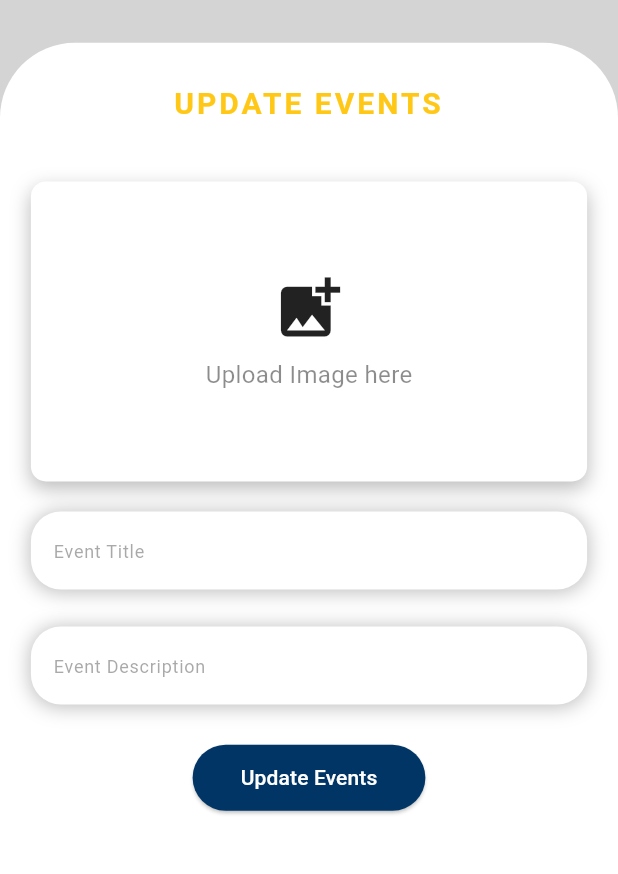
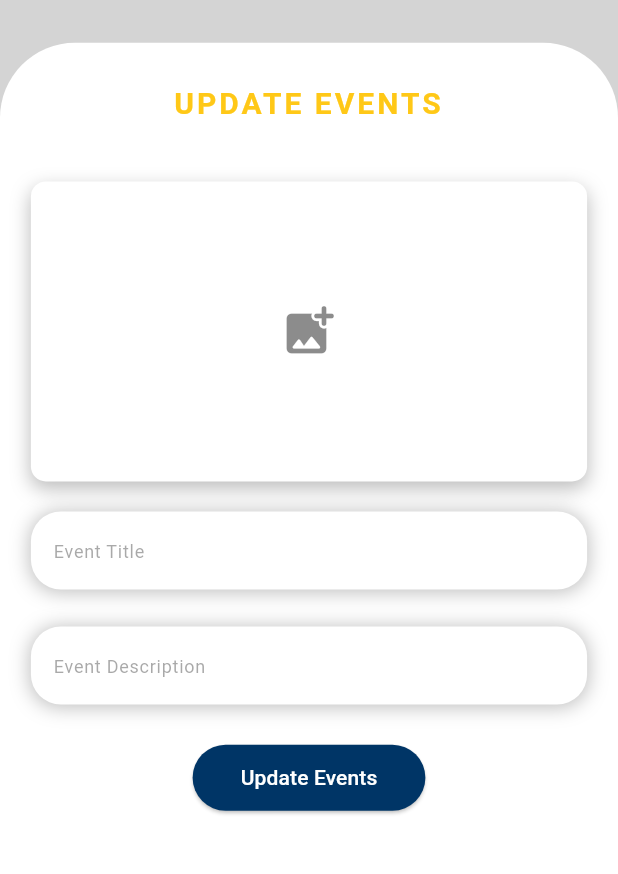
Before and after one commit to hammadak03/MUET-Admin, a Flutter app: the screen it shows after launch, on a phone screen of 412 x 824 dp, the part 239-1113 px from its top. Run offline on Flutter 3.47's test engine with Material 3 defaults, Android fonts, the phone set to English and light mode, and no system bars; our stand-ins replace get, image_picker.

Commit message:
Fixed the state of image picker, and organized code

```diff
--- a/lib/screens/update_events_screen.dart
+++ b/lib/screens/update_events_screen.dart
@@ -1,11 +1,10 @@
 import 'dart:io';
 import 'package:flutter/material.dart';
 import 'package:image_picker/image_picker.dart';
-import 'package:muet_app_admin/widgets/custom_textfield.dart';
 import '../utils/colors.dart';
-import '../utils/home_screen_data.dart';
 import '../utils/screen_utils.dart';
-import '../widgets/custom_grid_view.dart';
+import '../widgets/custom_textfield.dart';
+import '../widgets/custom_image_picker.dart';
 
 class UpdateEventsScreen extends StatefulWidget {
   const UpdateEventsScreen({super.key});
@@ -15,14 +14,10 @@ class UpdateEventsScreen extends StatefulWidget {
 }
 
 class _UpdateEventsScreenState extends State<UpdateEventsScreen> {
-  @override
-  Widget build(BuildContext context) {
-    double height = MediaQuery.of(context).size.height;
-    double width = MediaQuery.of(context).size.width;
-    File? _image;
-    final _picker = ImagePicker();
-    TextEditingController _titleController = TextEditingController();
-    TextEditingController _descriptionController = TextEditingController();
+  XFile? _image;
+  final ImagePicker _picker = ImagePicker();
+  final TextEditingController _titleController = TextEditingController();
+  final TextEditingController _descriptionController = TextEditingController();
 
   @override
   void dispose() {
@@ -36,13 +31,17 @@ class _UpdateEventsScreenState extends State<UpdateEventsScreen> {
 
     setState(() {
       if (pickedFile != null) {
-          _image = File(pickedFile.path);
-          print('image selected');
+        _image = pickedFile;
       } else {
         print('No image selected.');
       }
     });
   }
+
+  @override
+  Widget build(BuildContext context) {
+    double height = MediaQuery.of(context).size.height;
+    double width = MediaQuery.of(context).size.width;
 
     return Scaffold(
       backgroundColor: appBarColor,
@@ -58,7 +57,6 @@ class _UpdateEventsScreenState extends State<UpdateEventsScreen> {
             ),
             Column(
               children: [
-
                 Padding(
                   padding: EdgeInsets.only(
                       top: height * 0.059, bottom: height * 0.035),
@@ -103,45 +101,9 @@ class _UpdateEventsScreenState extends State<UpdateEventsScreen> {
                           padding: EdgeInsets.symmetric(horizontal: ScreenUtils.width(context) * 0.05),
                           child: Column(
                             children: [
-                              //TODO: After selecting image, image is not showing in the place holder, i.e. gesture detector
-                              GestureDetector(
-                                onTap: _pickImage,
-                                child: Container(
-                                  width: double.infinity,
-                                  height: 200,
-                                  decoration: BoxDecoration(
-                                    color: Colors.white,
-                                    borderRadius: BorderRadius.circular(10),
-                                    boxShadow: [
-                                      BoxShadow(
-                                        color: Colors.black26,
-                                        blurRadius: 10,
-                                        offset: Offset(0, 5),
-                                      ),
-                                    ],
-                                  ),
-                                  child: (_image == null)
-                                      ? Column(
-                                    mainAxisAlignment: MainAxisAlignment.center,
-                                    children: [
-                                      Icon(Icons.add_photo_alternate, size: 50),
-                                      SizedBox(height: 8),
-                                      Text(
-                                        'Upload Image here',
-                                        style: TextStyle(fontSize: 16, color: Colors.black45),
-                                      ),
-                                    ],
-                                  )
-                                      : ClipRRect(
-                                    borderRadius: BorderRadius.circular(10),
-                                    child: Image.file(
-                                      _image!,
-                                      fit: BoxFit.cover,
-                                      width: double.infinity,
-                                      height: 200,
-                                    ),
-                                  ),
-                                ),
+                              CustomImagePicker(
+                                initialImage: _image,
+                                onImagePicked: _pickImage,
                               ),
                               const SizedBox(height: 20,),
                               CustomTextField(
--- /dev/null
+++ b/lib/widgets/custom_image_picker.dart
@@ -0,0 +1,73 @@
+import 'dart:io';
+import 'package:flutter/material.dart';
+import 'package:image_picker/image_picker.dart';
+
+class CustomImagePicker extends StatefulWidget {
+  final XFile? initialImage;
+  final Future<void> Function() onImagePicked;
+
+  const CustomImagePicker({
+    Key? key,
+    this.initialImage,
+    required this.onImagePicked,
+  }) : super(key: key);
+
+  @override
+  _CustomImagePickerState createState() => _CustomImagePickerState();
+}
+
+class _CustomImagePickerState extends State<CustomImagePicker> {
+  XFile? _imageUpload;
+
+  @override
+  void initState() {
+    super.initState();
+    _imageUpload = widget.initialImage;
+  }
+
+  Future<void> _pickImage() async {
+    await widget.onImagePicked();
+    setState(() {
+      _imageUpload = widget.initialImage; // Update local state when a new image is picked
+    });
+  }
+
+  @override
+  Widget build(BuildContext context) {
+    return GestureDetector(
+      onTap: _pickImage,
+      child: Container(
+        width: double.infinity,
+        height: 200,
+        decoration: BoxDecoration(
+          color: Colors.white,
+          borderRadius: BorderRadius.circular(10),
+          boxShadow: const [
+            BoxShadow(
+              color: Colors.black26,
+              blurRadius: 10,
+              offset: Offset(0, 5),
+            ),
+          ],
+        ),
+        child: (_imageUpload != null)
+            ? ClipRRect(
+          borderRadius: BorderRadius.circular(20.0),
+          child: Image.file(
+            File(_imageUpload!.path),
+            fit: BoxFit.cover,
+            width: double.infinity,
+            height: 200,
+          ),
+        )
+            : Center(
+          child: Icon(
+            Icons.add_photo_alternate_rounded,
+            size: 40.0,
+            color: Colors.black45,
+          ),
+        ),
+      ),
+    );
+  }
+}
```
Also changed, not shown: lib/widgets/custom_background.dart (added, +55 -0 lines). Lines whose indentation alone changed are shown as unchanged.
